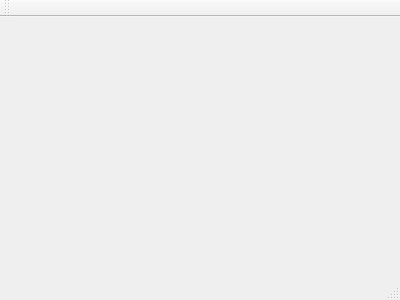
Old version of the form qmake/dde4qt_example/MainWindow.ui in the repository pke/dde4qt.
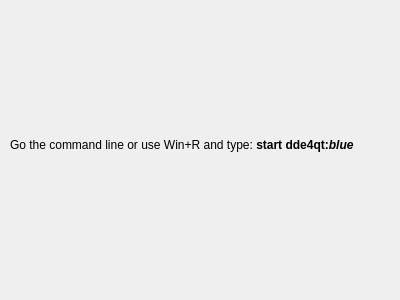
New version of the form.

Commit message: Remove protocol handler at program exit.

Diff of the .ui file:
```diff
--- a/qmake/dde4qt_example/MainWindow.ui
+++ b/qmake/dde4qt_example/MainWindow.ui
@@ -16,26 +16,21 @@
   <property name="autoFillBackground">
    <bool>false</bool>
   </property>
-  <widget class="QWidget" name="centralWidget"/>
-  <widget class="QMenuBar" name="menuBar">
+  <widget class="QWidget" name="centralWidget">
+   <widget class="QLabel" name="label">
    <property name="geometry">
     <rect>
-     <x>0</x>
-     <y>0</y>
-     <width>400</width>
-     <height>26</height>
-    </rect>
-   </property>
-  </widget>
-  <widget class="QToolBar" name="mainToolBar">
-   <attribute name="toolBarArea">
-    <enum>TopToolBarArea</enum>
-   </attribute>
-   <attribute name="toolBarBreak">
-    <bool>false</bool>
-   </attribute>
+      <x>10</x>
+      <y>10</y>
+      <width>381</width>
+      <height>271</height>
+     </rect>
+    </property>
+    <property name="text">
+     <string>&lt;html&gt;&lt;head/&gt;&lt;body&gt;&lt;p&gt;Go the command line or use Win+R and type: &lt;span style=&quot; font-weight:600;&quot;&gt;start dde4qt:&lt;/span&gt;&lt;span style=&quot; font-weight:600; font-style:italic;&quot;&gt;blue&lt;/span&gt;&lt;/p&gt;&lt;/body&gt;&lt;/html&gt;</string>
+    </property>
+   </widget>
   </widget>
-  <widget class="QStatusBar" name="statusBar"/>
  </widget>
  <layoutdefault spacing="6" margin="11"/>
  <resources/>
```
Left out of the diff: 2 changed lines with no effect on the pictures. Lines whose indentation alone changed are shown as unchanged. The commit also changes 1 other file.
